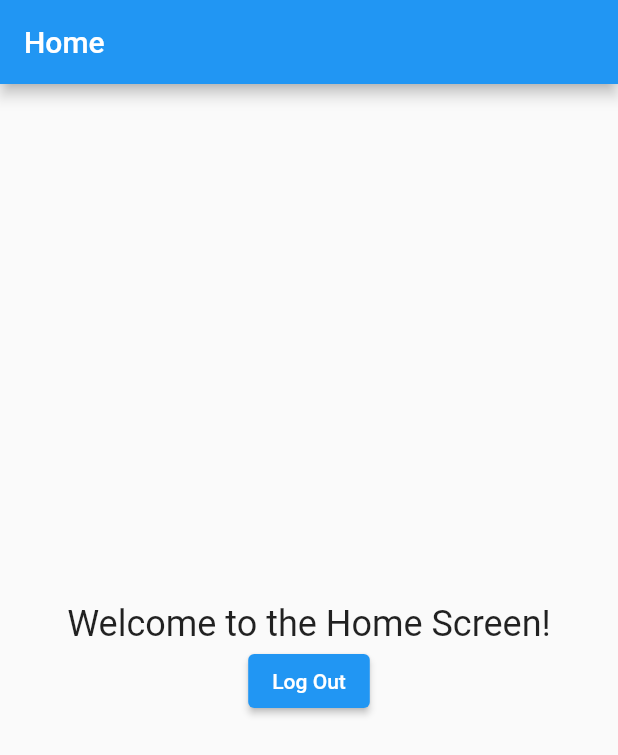
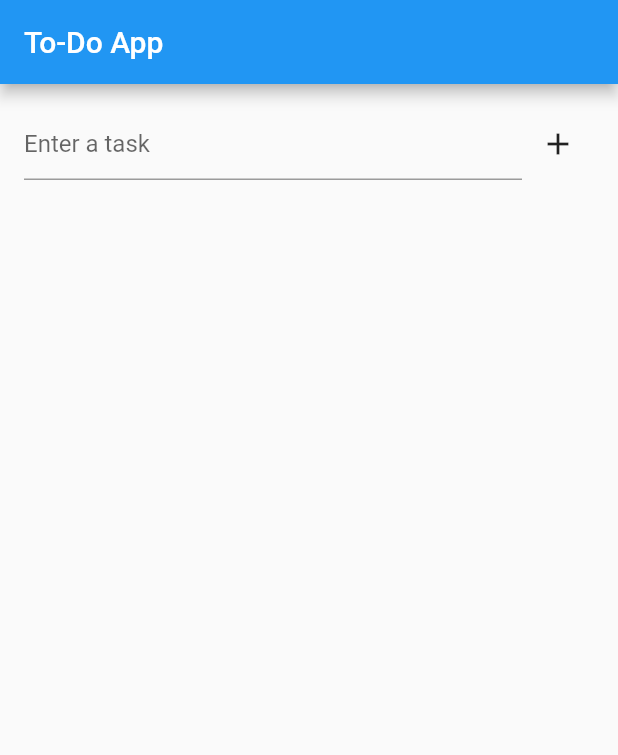
Before and after one commit to Chaitanya674/Frontend-Sprint, a Flutter app: the HomeScreen screen opened directly, on a phone screen of 412 x 824 dp. Shown: the top 755 px of the screen. Run offline on Flutter 3.47's test engine with Material 2 defaults, Android fonts, the phone set to English and light mode, and no system bars.

Commit message:
Frontend Sprites

```diff
--- a/lib/home.dart
+++ b/lib/home.dart
@@ -1,30 +1,71 @@
 import 'package:flutter/material.dart';
 
-class HomeScreen extends StatelessWidget {
+class HomeScreen extends StatefulWidget {
+  @override
+  _HomeScreenState createState() => _HomeScreenState();
+}
+
+class _HomeScreenState extends State<HomeScreen> {
+  List<String> todoItems = [];
+  TextEditingController _textEditingController = TextEditingController();
+
+  void _addTodoItem() {
+    if (_textEditingController.text.isNotEmpty) {
+      setState(() {
+        todoItems.add(_textEditingController.text);
+        _textEditingController.clear();
+      });
+    }
+  }
+
+  void _removeTodoItem(int index) {
+    setState(() {
+      todoItems.removeAt(index);
+    });
+  }
+
   @override
   Widget build(BuildContext context) {
     return Scaffold(
       appBar: AppBar(
-        title: Text('Home'),
+        title: Text('To-Do App'),
       ),
-      body: Center(
-        child: Column(
-          mainAxisAlignment: MainAxisAlignment.center,
-          children: <Widget>[
-            Text(
-              'Welcome to the Home Screen!',
-              style: TextStyle(fontSize: 24),
+      body: Column(
+        children: <Widget>[
+          Padding(
+            padding: EdgeInsets.all(16.0),
+            child: Row(
+              children: <Widget>[
+                Expanded(
+                  child: TextField(
+                    controller: _textEditingController,
+                    decoration: InputDecoration(
+                      hintText: 'Enter a task',
+                    ),
+                  ),
+                ),
+                IconButton(
+                  icon: Icon(Icons.add),
+                  onPressed: _addTodoItem,
+                ),
+              ],
             ),
-            // Add your home screen content here
-            ElevatedButton(
-              onPressed: () {
-                // Replace with log out logic
-                Navigator.pop(context);
+          ),
+          Expanded(
+            child: ListView.builder(
+              itemCount: todoItems.length,
+              itemBuilder: (context, index) {
+                return ListTile(
+                  title: Text(todoItems[index]),
+                  trailing: IconButton(
+                    icon: Icon(Icons.delete),
+                    onPressed: () => _removeTodoItem(index),
+                  ),
+                );
               },
-              child: Text('Log Out'),
             ),
-          ],
-        ),
+          ),
+        ],
       ),
     );
   }
```
